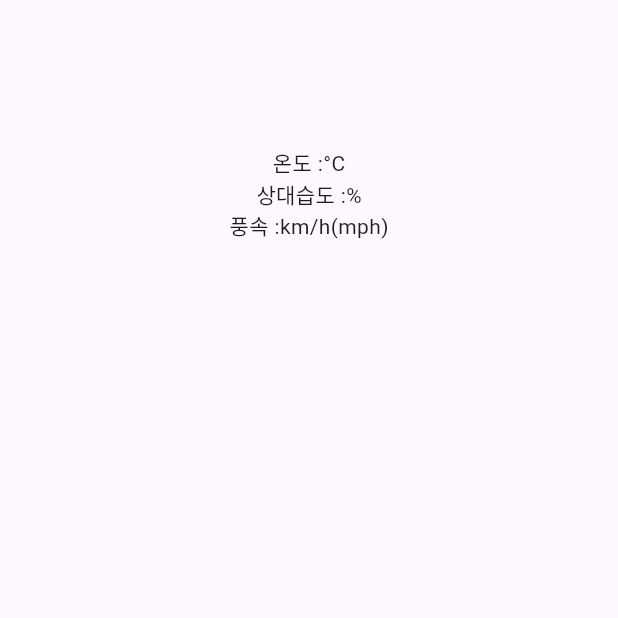
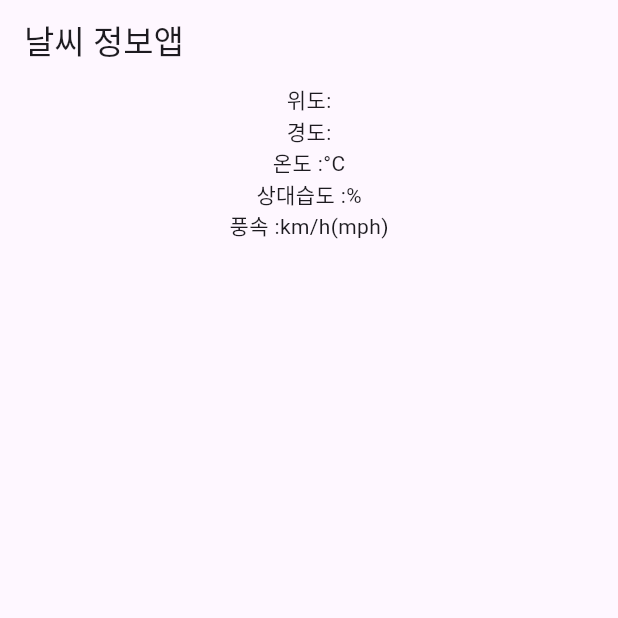
Before and after one commit to OSS0302/flutter_wather_app, a Flutter app: the screen it shows after launch, on a phone screen of 412 x 824 dp, the top half of it. Run offline on Flutter 3.47's test engine with Material 3 defaults, Android fonts, the phone set to English and light mode, and no system bars; network calls fail.

Commit message:
경도위도 추가 했는데 오류가 난다.

```diff
--- a/lib/presentation/main/main_screen.dart
+++ b/lib/presentation/main/main_screen.dart
@@ -15,7 +15,7 @@ class _MainScreenState extends State<MainScreen> {
     super.initState();
     Future.microtask(() {
       final viewModel = context.read<MainViewModel>();
-      viewModel.getRead(22.0,4.0).then(
+      viewModel.getRead(127.0286009,37.2635727).then(
             (value) => setState(() {}),
           );
     });
@@ -27,13 +27,13 @@ class _MainScreenState extends State<MainScreen> {
 
     return Scaffold(
       appBar: AppBar(
-        title: const Text(''),
+        title: const Text('날씨 정보앱'),
       ),
       body: Center(
         child: Column(
           children: [
-            Text(viewModel.weatherData?.latitude.toString() ?? ''),
-            Text(viewModel.weatherData?.longitude.toString() ?? ''),
+            Text('위도:${viewModel.weatherData?.latitude ?? ''}'),
+            Text('경도:${viewModel.weatherData?.longitude ?? ''}'),
             Text('온도 :${viewModel.weatherData?.hourly.temperature2m.toString() ?? ''}°C'),
             Text('상대습도 :${viewModel.weatherData?.hourly.relativeHumidity2m.toString() ?? ''}%'),
             Text('풍속 :${viewModel.weatherData?.hourly.windSpeed10m.toString() ?? ''}km/h(mph)'),
```
